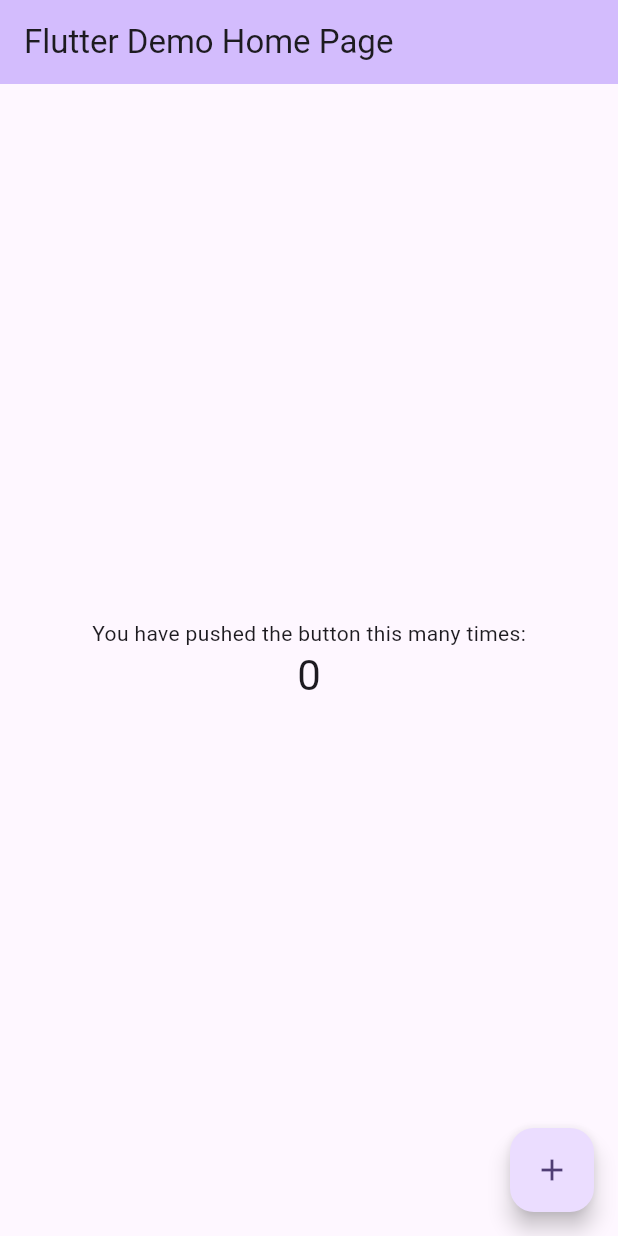
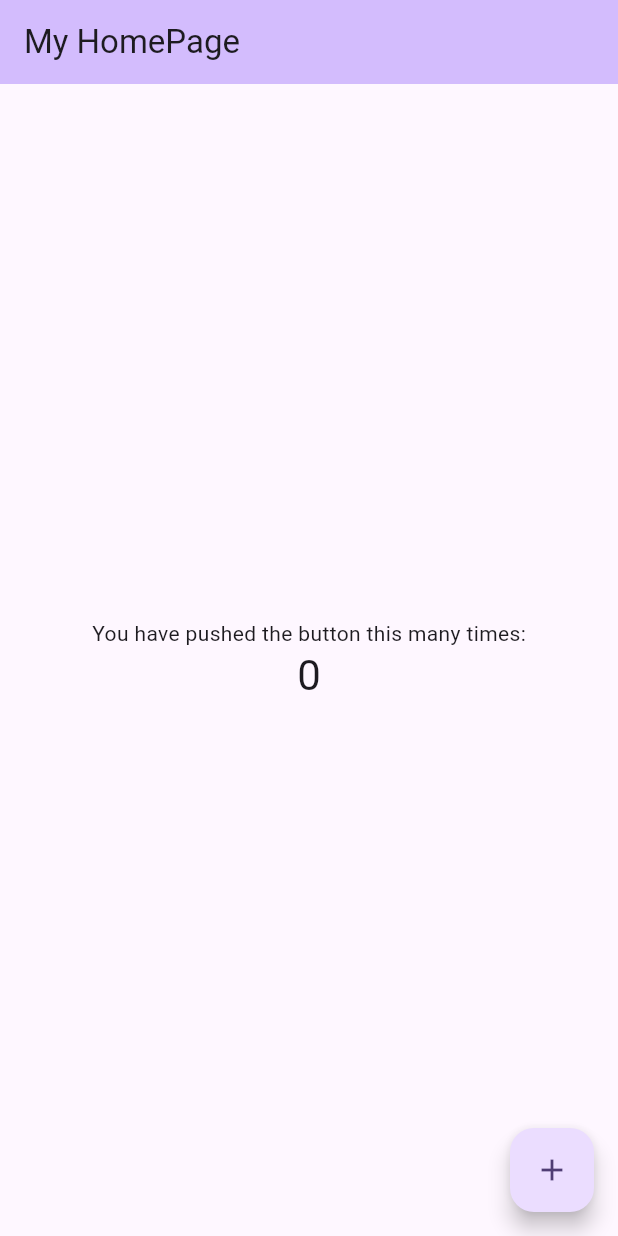
Before and after one commit to MohamadFz/yummy, a Flutter app: the screen it shows after launch, on a phone screen of 412 x 824 dp. Run offline on Flutter 3.47's test engine with Material 3 defaults, Android fonts, the phone set to English and light mode, and no system bars.

Commit message:
changed title

```diff
--- a/lib/main.dart
+++ b/lib/main.dart
@@ -31,7 +31,7 @@ class MyApp extends StatelessWidget {
         colorScheme: ColorScheme.fromSeed(seedColor: Colors.deepPurple),
         useMaterial3: true,
       ),
-      home: const MyHomePage(title: 'Flutter Demo Home Page'),
+      home: const MyHomePage(title: 'My HomePage'),
     );
   }
 }
```
